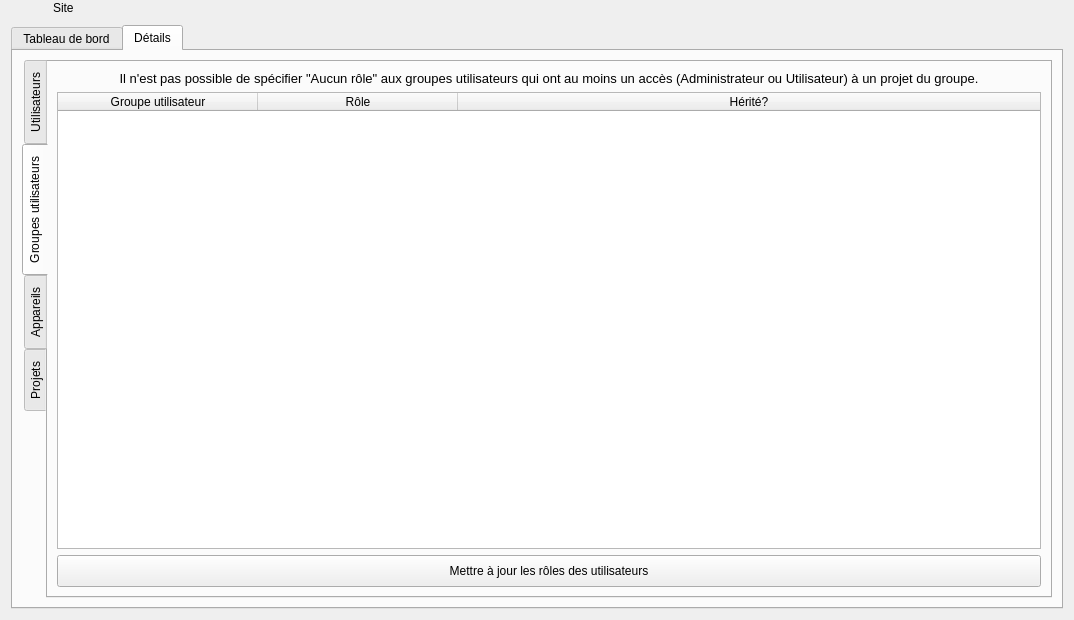
This is client/src/editors/SiteWidget.ui in introlab/openteraplus as Qt 5 draws it before an edit. The edited form follows.
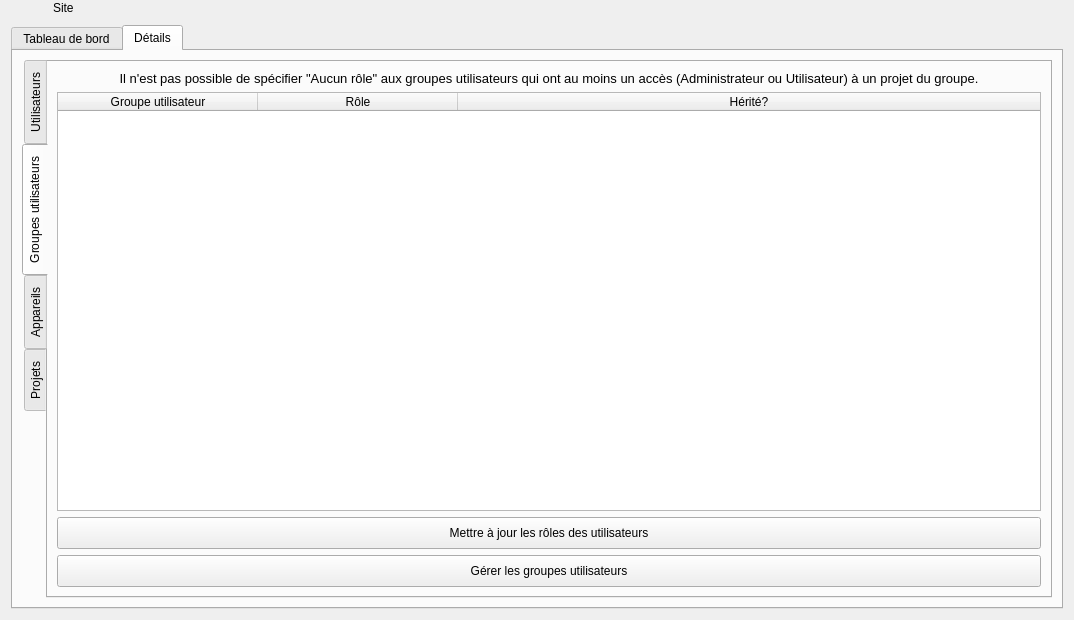
This is the edited form. The open tabs and pages were chosen to show the change. Icons and pictures are not drawn. Custom widgets are drawn as their Qt base class.

```diff
--- a/client/src/editors/SiteWidget.ui
+++ b/client/src/editors/SiteWidget.ui
@@ -914,6 +914,32 @@
              </property>
             </widget>
            </item>
+           <item>
+            <widget class="QPushButton" name="btnUserGroups">
+             <property name="minimumSize">
+              <size>
+               <width>0</width>
+               <height>32</height>
+              </size>
+             </property>
+             <property name="cursor">
+              <cursorShape>PointingHandCursor</cursorShape>
+             </property>
+             <property name="text">
+              <string>Gérer les groupes utilisateurs</string>
+             </property>
+             <property name="icon">
+              <iconset resource="../../resources/TeraClient.qrc">
+               <normaloff>:/icons/usergroup.png</normaloff>:/icons/usergroup.png</iconset>
+             </property>
+             <property name="iconSize">
+              <size>
+               <width>24</width>
+               <height>24</height>
+              </size>
+             </property>
+            </widget>
+           </item>
           </layout>
          </widget>
          <widget class="QWidget" name="tabDevices">
```
Left out of the diff: 4 changed lines with no effect on the pictures.
